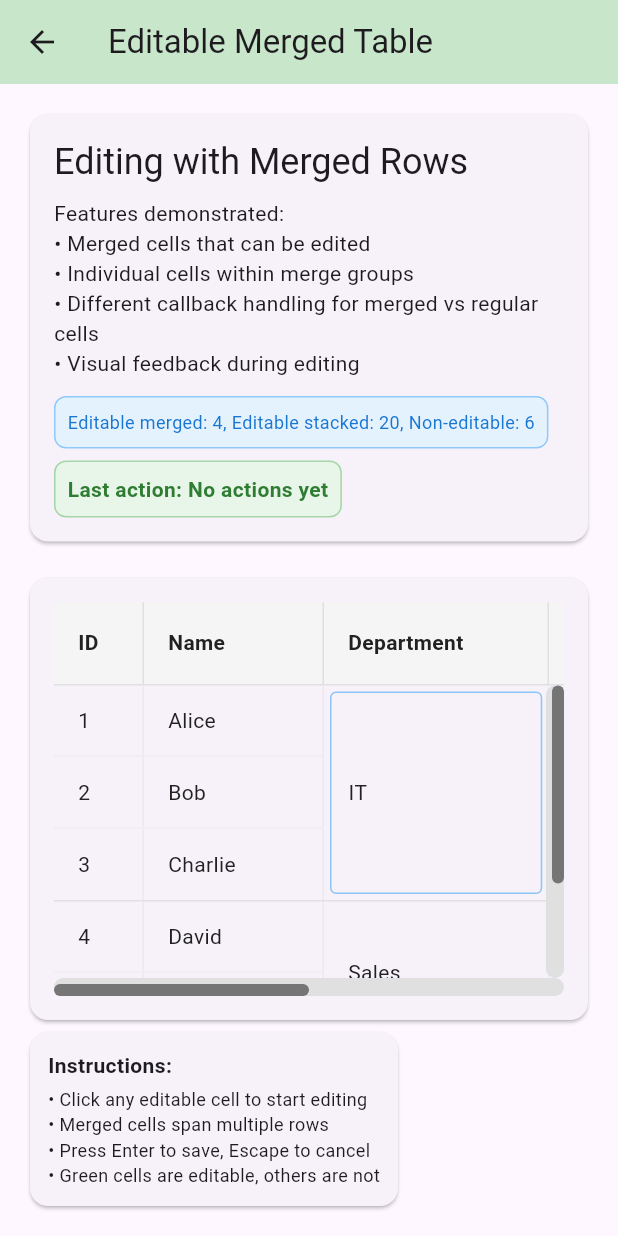
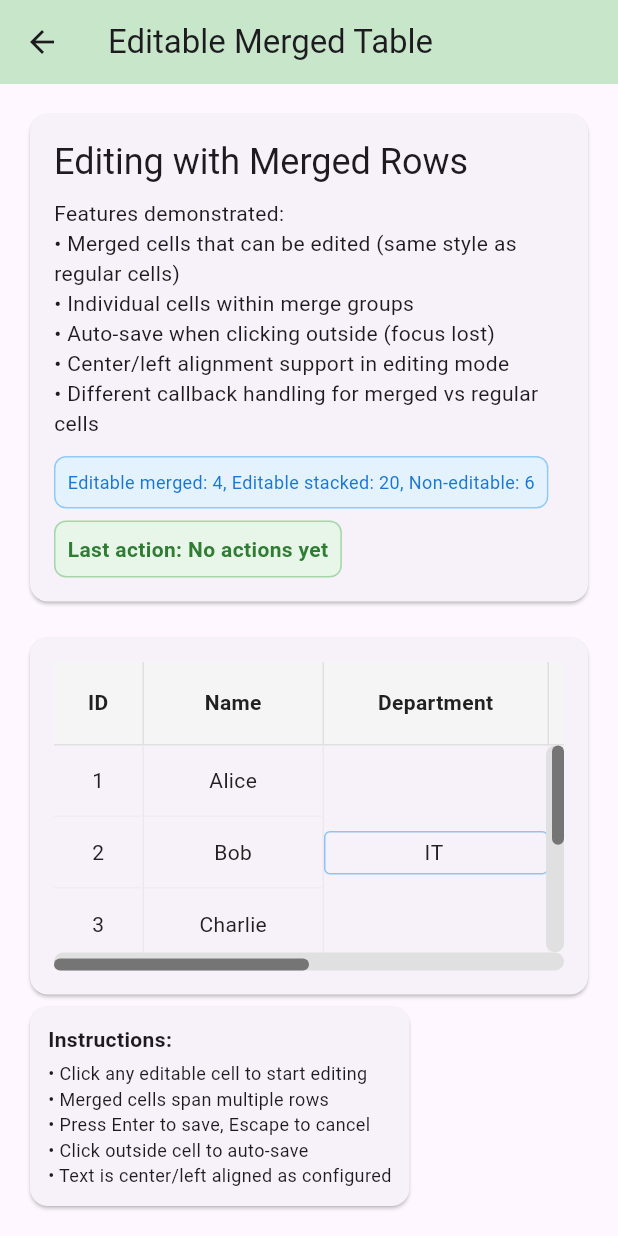
Before and after one commit to kihyun1998/flutter_table_plus, a Flutter app: the EditableMergedExample screen opened directly, after a tap on "Alice", after a tap on "IT", on a phone screen of 412 x 824 dp. Run offline on Flutter 3.47's test engine with Material 3 defaults, Android fonts, the phone set to English and light mode, and no system bars.

Commit message:
update: 기존 수정 textfield와 같게 개선

```diff
--- a/example/lib/pages/editable_merged_example.dart
+++ b/example/lib/pages/editable_merged_example.dart
@@ -69,6 +69,8 @@ class _EditableMergedExampleState extends State<EditableMergedExample> {
       label: 'ID',
       order: 0,
       width: 60,
+      alignment: Alignment.center, // Center align for better visibility
+      textAlign: TextAlign.center,
       editable: false, // ID is not editable
     ),
     'name': TablePlusColumn(
@@ -76,6 +78,8 @@ class _EditableMergedExampleState extends State<EditableMergedExample> {
       label: 'Name',
       order: 1,
       width: 120,
+      alignment: Alignment.center, // Center align for better visibility
+      textAlign: TextAlign.center,
       editable: true,
       hintText: 'Enter name',
     ),
@@ -84,6 +88,8 @@ class _EditableMergedExampleState extends State<EditableMergedExample> {
       label: 'Department',
       order: 2,
       width: 150,
+      alignment: Alignment.center, // Center align for better visibility
+      textAlign: TextAlign.center,
       editable: true,
       hintText: 'Enter department',
     ),
@@ -92,6 +98,8 @@ class _EditableMergedExampleState extends State<EditableMergedExample> {
       label: 'Level',
       order: 3,
       width: 100,
+      alignment: Alignment.center, // Center align for better visibility
+      textAlign: TextAlign.center,
       editable: true,
       hintText: 'Enter level',
     ),
@@ -100,6 +108,8 @@ class _EditableMergedExampleState extends State<EditableMergedExample> {
       label: 'Salary',
       order: 4,
       width: 100,
+      alignment: Alignment.center, // Center align for better visibility
+      textAlign: TextAlign.center,
       editable: true,
       hintText: 'Enter salary',
     ),
@@ -108,6 +118,8 @@ class _EditableMergedExampleState extends State<EditableMergedExample> {
       label: 'Notes',
       order: 5,
       width: 150,
+      alignment: Alignment.centerLeft, // Left align for notes (better for text)
+      textAlign: TextAlign.left,
       editable: true,
       hintText: 'Enter notes',
     ),
@@ -251,10 +263,11 @@ class _EditableMergedExampleState extends State<EditableMergedExample> {
                     const SizedBox(height: 8),
                     const Text(
                       'Features demonstrated:\n'
-                      '• Merged cells that can be edited\n'
+                      '• Merged cells that can be edited (same style as regular cells)\n'
                       '• Individual cells within merge groups\n'
-                      '• Different callback handling for merged vs regular cells\n'
-                      '• Visual feedback during editing',
+                      '• Auto-save when clicking outside (focus lost)\n'
+                      '• Center/left alignment support in editing mode\n'
+                      '• Different callback handling for merged vs regular cells',
                     ),
                     const SizedBox(height: 12),
                     Container(
@@ -327,7 +340,8 @@ class _EditableMergedExampleState extends State<EditableMergedExample> {
                       '• Click any editable cell to start editing\n'
                       '• Merged cells span multiple rows\n'
                       '• Press Enter to save, Escape to cancel\n'
-                      '• Green cells are editable, others are not',
+                      '• Click outside cell to auto-save\n'
+                      '• Text is center/left aligned as configured',
                       style: TextStyle(fontSize: 12),
                     ),
                   ],
--- a/lib/src/widgets/table_plus_merged_row.dart
+++ b/lib/src/widgets/table_plus_merged_row.dart
@@ -95,8 +95,10 @@ class TablePlusMergedRow extends TablePlusRowWidget {
   }
 
   /// Handle merged cell value change.
-  void _handleMergedCellValueChange(String columnKey, int dataIndex, String? newValue) {
-    if (onMergedCellChanged != null && mergeGroup.shouldMergeColumn(columnKey)) {
+  void _handleMergedCellValueChange(
+      String columnKey, int dataIndex, String? newValue) {
+    if (onMergedCellChanged != null &&
+        mergeGroup.shouldMergeColumn(columnKey)) {
       onMergedCellChanged!(mergeGroup.groupId, columnKey, newValue);
     }
   }
@@ -142,12 +144,7 @@ class TablePlusMergedRow extends TablePlusRowWidget {
     } else if (isCurrentlyEditing) {
       // Editing mode for merged cell
       content = _buildMergedCellEditingTextField(
-        context,
-        column,
-        spanningDataIndex,
-        rowData,
-        mergedHeight
-      );
+          context, column, spanningDataIndex, rowData, mergedHeight);
     } else if (column.cellBuilder != null) {
       // Custom cell builder
       content = Container(
@@ -225,15 +222,30 @@ class TablePlusMergedRow extends TablePlusRowWidget {
     final controller = getCellController?.call(dataIndex, column.key);
     final theme = editableTheme;
 
-    return Container(
+    return SizedBox(
       width: double.infinity,
       height: mergedHeight,
-      padding: EdgeInsets.all(4), // Smaller padding for merged cells
+      // padding: theme.padding ??
+      //     const EdgeInsets.all(8), // Use theme padding like regular cells
+      child: Align(
+        alignment:
+            column.alignment, // Follow column alignment like regular cells
+        child: Focus(
+          onFocusChange: (hasFocus) {
+            // Auto-save when focus is lost (like regular cells)
+            if (!hasFocus) {
+              _handleMergedCellValueChange(
+                  column.key, dataIndex, controller?.text);
+              onStopEditing?.call(save: true);
+            }
+          },
           child: KeyboardListener(
             focusNode: FocusNode(),
             onKeyEvent: (event) {
               if (event is KeyDownEvent) {
                 if (event.logicalKey == LogicalKeyboardKey.enter) {
+                  _handleMergedCellValueChange(
+                      column.key, dataIndex, controller?.text);
                   onStopEditing?.call(save: true);
                 } else if (event.logicalKey == LogicalKeyboardKey.escape) {
                   onStopEditing?.call(save: false);
@@ -244,17 +256,16 @@ class TablePlusMergedRow extends TablePlusRowWidget {
               controller: controller,
               style: theme.editingTextStyle,
               textAlign: column.textAlign,
-          textAlignVertical: TextAlignVertical.center,
+              textAlignVertical: theme.textAlignVertical, // Use theme alignment
               cursorColor: theme.cursorColor,
-          maxLines: null, // Allow multiple lines for tall merged cells
-          expands: true,  // Fill the available height
               decoration: InputDecoration(
                 hintText: column.hintText,
                 hintStyle: theme.hintStyle,
                 contentPadding: theme.textFieldPadding,
                 isDense: theme.isDense,
                 filled: theme.filled,
-            fillColor: theme.fillColor ?? theme.editingCellColor.withValues(alpha: 0.7),
+                fillColor: theme.fillColor ?? theme.editingCellColor,
+                // Use the same border configuration as regular cells
                 border: OutlineInputBorder(
                   borderRadius: theme.borderRadius ?? theme.editingBorderRadius,
                   borderSide: BorderSide(
@@ -278,11 +289,28 @@ class TablePlusMergedRow extends TablePlusRowWidget {
                     width: theme.editingBorderWidth,
                   ),
                 ),
+                errorBorder: OutlineInputBorder(
+                  borderRadius: theme.borderRadius ?? theme.editingBorderRadius,
+                  borderSide: BorderSide(
+                    color: Colors.red.shade400,
+                    width: 1.0,
+                  ),
+                ),
+                focusedErrorBorder: OutlineInputBorder(
+                  borderRadius: theme.borderRadius ?? theme.editingBorderRadius,
+                  borderSide: BorderSide(
+                    color: Colors.red.shade600,
+                    width: theme.editingBorderWidth,
+                  ),
+                ),
               ),
               onSubmitted: (_) {
-            _handleMergedCellValueChange(column.key, dataIndex, controller?.text);
+                _handleMergedCellValueChange(
+                    column.key, dataIndex, controller?.text);
                 onStopEditing?.call(save: true);
               },
+            ),
+          ),
         ),
       ),
     );
@@ -314,12 +342,7 @@ class TablePlusMergedRow extends TablePlusRowWidget {
           if (isCurrentlyEditing) {
             // Editing mode for individual cell
             content = _buildStackedCellEditingTextField(
-              context,
-              column,
-              originalIndex,
-              rowData,
-              singleRowHeight
-            );
+                context, column, originalIndex, rowData, singleRowHeight);
           } else if (column.cellBuilder != null) {
             content = Container(
               alignment: column.alignment,
@@ -373,13 +396,15 @@ class TablePlusMergedRow extends TablePlusRowWidget {
                       border: Border(
                         right: theme.showVerticalDividers
                             ? BorderSide(
-                                color: theme.dividerColor.withValues(alpha: 0.5),
+                                color:
+                                    theme.dividerColor.withValues(alpha: 0.5),
                                 width: 1,
                               )
                             : BorderSide.none,
                         bottom: !isLastRow && theme.showHorizontalDividers
                             ? BorderSide(
-                                color: theme.dividerColor.withValues(alpha: 0.3),
+                                color:
+                                    theme.dividerColor.withValues(alpha: 0.3),
                                 width: 1,
                               )
                             : BorderSide.none,
@@ -409,10 +434,20 @@ class TablePlusMergedRow extends TablePlusRowWidget {
     final controller = getCellController?.call(dataIndex, column.key);
     final theme = editableTheme;
 
-    return Container(
+    return SizedBox(
       width: double.infinity,
       height: cellHeight,
-      padding: EdgeInsets.all(2), // Very small padding for stacked cells
+      // padding: theme.padding ?? EdgeInsets.all(8), // Use theme padding like regular cells
+      child: Align(
+        alignment:
+            column.alignment, // Follow column alignment like regular cells
+        child: Focus(
+          onFocusChange: (hasFocus) {
+            // Auto-save when focus is lost (like regular cells)
+            if (!hasFocus) {
+              onStopEditing?.call(save: true);
+            }
+          },
           child: KeyboardListener(
             focusNode: FocusNode(),
             onKeyEvent: (event) {
@@ -428,17 +463,18 @@ class TablePlusMergedRow extends TablePlusRowWidget {
               controller: controller,
               style: theme.editingTextStyle,
               textAlign: column.textAlign,
-          textAlignVertical: TextAlignVertical.center,
+              textAlignVertical: theme.textAlignVertical, // Use theme alignment
               cursorColor: theme.cursorColor,
               decoration: InputDecoration(
                 hintText: column.hintText,
                 hintStyle: theme.hintStyle,
-            contentPadding: EdgeInsets.symmetric(horizontal: 8, vertical: 4),
-            isDense: true,
+                contentPadding: theme.textFieldPadding,
+                isDense: theme.isDense,
                 filled: theme.filled,
-            fillColor: theme.fillColor ?? theme.editingCellColor.withValues(alpha: 0.8),
+                fillColor: theme.fillColor ?? theme.editingCellColor,
+                // Use the same border configuration as regular cells
                 border: OutlineInputBorder(
-              borderRadius: BorderRadius.circular(4),
+                  borderRadius: theme.borderRadius ?? theme.editingBorderRadius,
                   borderSide: BorderSide(
                     color: theme.enabledBorderColor ??
                         theme.editingBorderColor.withValues(alpha: 0.5),
@@ -446,7 +482,7 @@ class TablePlusMergedRow extends TablePlusRowWidget {
                   ),
                 ),
                 enabledBorder: OutlineInputBorder(
-              borderRadius: BorderRadius.circular(4),
+                  borderRadius: theme.borderRadius ?? theme.editingBorderRadius,
                   borderSide: BorderSide(
                     color: theme.enabledBorderColor ??
                         theme.editingBorderColor.withValues(alpha: 0.5),
@@ -454,9 +490,23 @@ class TablePlusMergedRow extends TablePlusRowWidget {
                   ),
                 ),
                 focusedBorder: OutlineInputBorder(
-              borderRadius: BorderRadius.circular(4),
+                  borderRadius: theme.borderRadius ?? theme.editingBorderRadius,
                   borderSide: BorderSide(
                     color: theme.focusedBorderColor ?? theme.editingBorderColor,
+                    width: theme.editingBorderWidth,
+                  ),
+                ),
+                errorBorder: OutlineInputBorder(
+                  borderRadius: theme.borderRadius ?? theme.editingBorderRadius,
+                  borderSide: BorderSide(
+                    color: Colors.red.shade400,
+                    width: 1.0,
+                  ),
+                ),
+                focusedErrorBorder: OutlineInputBorder(
+                  borderRadius: theme.borderRadius ?? theme.editingBorderRadius,
+                  borderSide: BorderSide(
+                    color: Colors.red.shade600,
                     width: theme.editingBorderWidth,
                   ),
                 ),
@@ -465,6 +515,8 @@ class TablePlusMergedRow extends TablePlusRowWidget {
                 // For stacked cells, this is a regular cell change, not a merged cell change
                 onStopEditing?.call(save: true);
               },
+            ),
+          ),
         ),
       ),
     );
@@ -511,7 +563,7 @@ class TablePlusMergedRow extends TablePlusRowWidget {
               ),
             ),
             if (mergeGroup.rowCount > 1) ...[
-              SizedBox(height: 4),
+              const SizedBox(height: 4),
               Text(
                 '${mergeGroup.rowCount} rows',
                 style: TextStyle(
```
Lines whose indentation alone changed are shown as unchanged.
